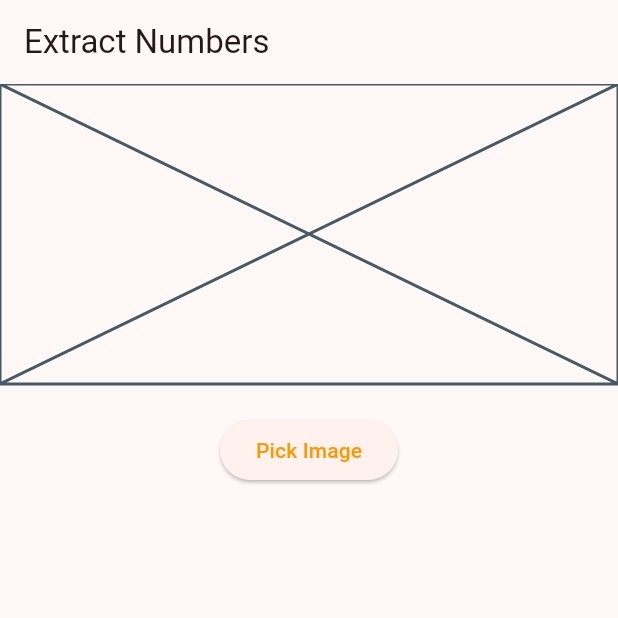
After one commit to IUTNancyCharlemagne/SalleMagne, a Flutter app: the NumberExtractionPage screen opened directly, after a tap on "Pick Image", on a phone screen of 412 x 824 dp, the top half of it. The commit adds this screen. Run offline on Flutter 3.47's test engine with Material 3 defaults, Android fonts, the phone set to English and light mode, and no system bars; our stand-ins replace image_picker; missing offline and left inert: firebase_ml_vision; accounts and stored records are empty.

Commit message:
mise en page et essaie extraction de text depuis une image pas réussit a tester car j'ai pas d'android

```diff
--- a/salle_magne/lib/widget/home_view.dart
+++ b/salle_magne/lib/widget/home_view.dart
@@ -53,7 +53,6 @@ class _MyHomePageState extends State<MyHomePage> {
         setState(() {
           _selectedTypeCours = _typeCoursController.text;
         });
-        // Remplacez CoursDetails par le widget ou l'écran de détails de cours
         Navigator.push(
           context,
           MaterialPageRoute(
@@ -81,7 +80,7 @@ class _MyHomePageState extends State<MyHomePage> {
                 crossAxisAlignment: CrossAxisAlignment.start,
                 children: [
                   const Padding(
-                    padding: EdgeInsets.only(bottom: 2.0),
+                    padding: EdgeInsets.only(bottom: 10.0),
                     child: Text(
                       'Recherche par numéro de salle',
                       style:
@@ -145,7 +144,7 @@ class _MyHomePageState extends State<MyHomePage> {
                 crossAxisAlignment: CrossAxisAlignment.start,
                 children: [
                   const Padding(
-                    padding: EdgeInsets.only(bottom: 2.0),
+                    padding: EdgeInsets.only(bottom: 10.0),
                     child: Text(
                       'Recherche par cours',
                       style:
--- /dev/null
+++ b/salle_magne/lib/widget/test_recupimage.dart
@@ -0,0 +1,81 @@
+import 'dart:io';
+
+import 'package:firebase_ml_vision/firebase_ml_vision.dart';
+import 'package:flutter/material.dart';
+import 'package:image_picker/image_picker.dart';
+
+class NumberExtractionPage extends StatefulWidget {
+  const NumberExtractionPage({super.key});
+
+  @override
+  // ignore: library_private_types_in_public_api
+  _NumberExtractionPageState createState() => _NumberExtractionPageState();
+}
+
+class _NumberExtractionPageState extends State<NumberExtractionPage> {
+  File? _pickedImage;
+  String? _extractedNumber;
+
+  Future<void> _pickImage() async {
+    final pickedImageFile =
+        await ImagePicker().pickImage(source: ImageSource.gallery);
+    if (pickedImageFile != null) {
+      setState(() {
+        _pickedImage = File(pickedImageFile.path);
+      });
+      _extractNumberFromImage();
+    }
+  }
+
+  Future<void> _extractNumberFromImage() async {
+    final imageFile = FirebaseVisionImage.fromFile(_pickedImage!);
+    final textRecognizer = FirebaseVision.instance.textRecognizer();
+    final visionText = await textRecognizer.processImage(imageFile);
+    String extractedText = visionText.text ?? '';
+
+    // Extract numbers from the extracted text
+    RegExp regex = RegExp(r'\d+');
+    Iterable<Match> matches = regex.allMatches(extractedText);
+    setState(() {
+      _extractedNumber = matches.map((match) => match.group(0)).join('');
+    });
+
+    textRecognizer.close();
+  }
+
+  @override
+  Widget build(BuildContext context) {
+    return Scaffold(
+      appBar: AppBar(
+        title: const Text('Extract Numbers'),
+      ),
+      body: Column(
+        children: [
+          _pickedImage != null
+              ? Image.file(_pickedImage!)
+              : const Placeholder(
+                  fallbackHeight: 200,
+                ),
+          const SizedBox(height: 20),
+          ElevatedButton(
+            onPressed: _pickImage,
+            child: const Text('Pick Image'),
+          ),
+          const SizedBox(height: 20),
+          _extractedNumber != null
+              ? Text(
+                  'Extracted Number: $_extractedNumber',
+                  style: const TextStyle(fontSize: 18),
+                )
+              : Container(),
+        ],
+      ),
+    );
+  }
+}
+
+void main() {
+  runApp(MaterialApp(
+    home: NumberExtractionPage(),
+  ));
+}
--- a/salle_magne/pubspec.yaml
+++ b/salle_magne/pubspec.yaml
@@ -1,17 +1,18 @@
 name: salle_magne
 description: "A new Flutter project."
-publish_to: 'none' # Remove this line if you wish to publish to pub.dev
+publish_to: "none" # Remove this line if you wish to publish to pub.dev
 
 version: 1.0.0+1
 
 environment:
-  sdk: '>=3.4.0-275.0.dev <4.0.0'
+  sdk: ">=3.4.0-275.0.dev <4.0.0"
 
 dependencies:
   flutter:
     sdk: flutter
 
   cupertino_icons: ^1.0.6
+  firebase_ml_vision: ^0.12.0+3
 
 dev_dependencies:
   image_picker: ^0.8.6
@@ -20,6 +21,5 @@ dev_dependencies:
 
   flutter_lints: ^3.0.0
 
-
 flutter:
   uses-material-design: true
```
Also changed, not shown: salle_magne/pubspec.lock.
